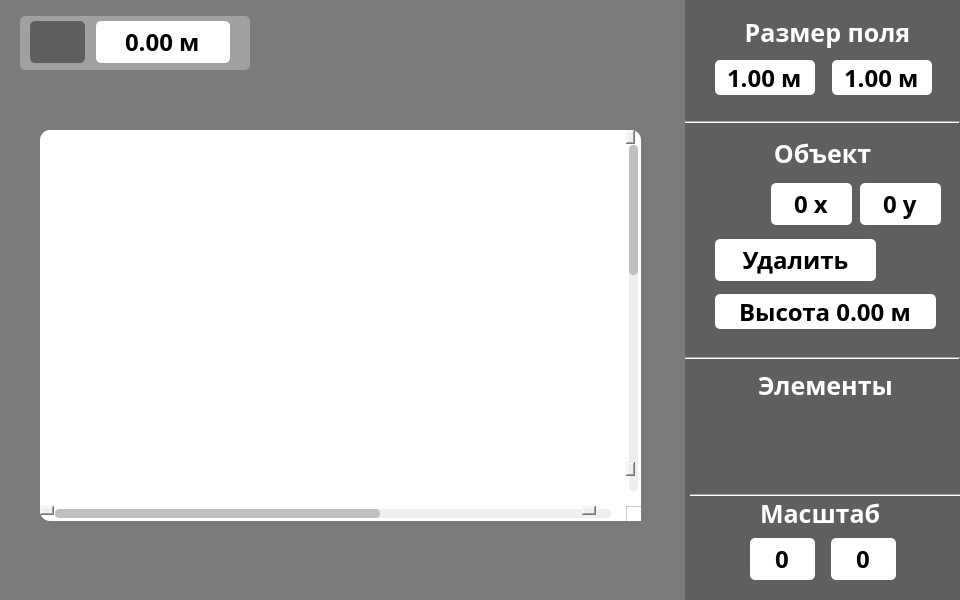
The window that ui/alan_wires.ui (Albertlll/CAD_system_PyQT) describes before a commit, drawn with Qt 5.
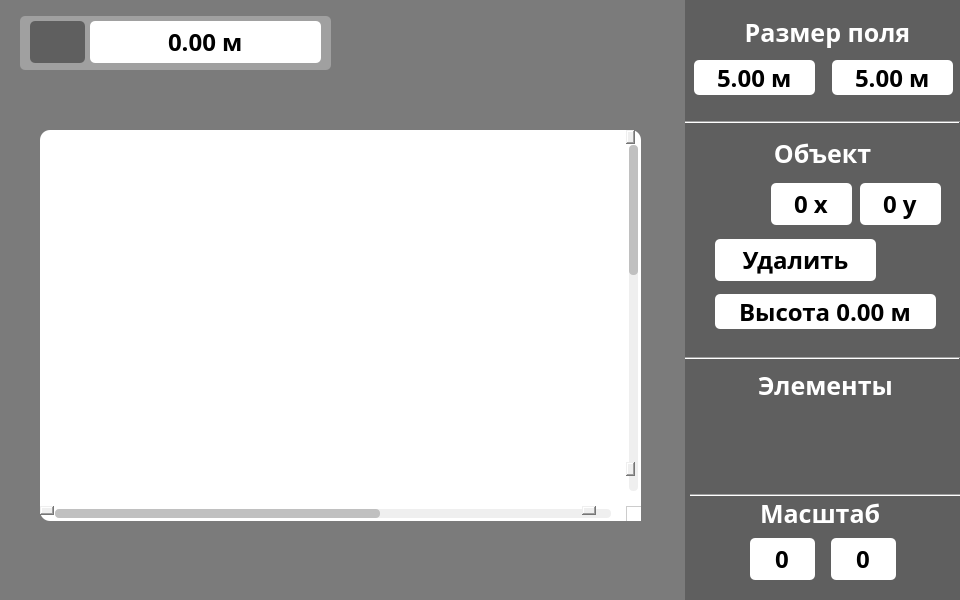
The same window after the commit. Icons and pictures are not drawn.

Commit message: Дебагинг, конечная реализация координат бетта 0.1

```diff
--- a/ui/alan_wires.ui
+++ b/ui/alan_wires.ui
@@ -10,6 +10,12 @@
     <height>600</height>
    </rect>
   </property>
+  <property name="sizePolicy">
+   <sizepolicy hsizetype="Fixed" vsizetype="Fixed">
+    <horstretch>0</horstretch>
+    <verstretch>0</verstretch>
+   </sizepolicy>
+  </property>
   <property name="windowTitle">
    <string>MainWindow</string>
   </property>
@@ -202,9 +208,9 @@
    <widget class="QDoubleSpinBox" name="field_size_x_m">
     <property name="geometry">
      <rect>
-      <x>715</x>
+      <x>694</x>
       <y>60</y>
-      <width>100</width>
+      <width>121</width>
       <height>35</height>
      </rect>
     </property>
@@ -235,7 +241,7 @@
      <double>1.000000000000000</double>
     </property>
     <property name="value">
-     <double>1.000000000000000</double>
+     <double>5.000000000000000</double>
     </property>
    </widget>
    <widget class="QDoubleSpinBox" name="field_size_y_m">
@@ -243,7 +249,7 @@
      <rect>
       <x>832</x>
       <y>60</y>
-      <width>100</width>
+      <width>121</width>
       <height>35</height>
      </rect>
     </property>
@@ -274,7 +280,7 @@
      <double>1.000000000000000</double>
     </property>
     <property name="value">
-     <double>1.000000000000000</double>
+     <double>5.000000000000000</double>
     </property>
    </widget>
    <widget class="Line" name="line">
@@ -947,9 +953,9 @@
    <widget class="QDoubleSpinBox" name="lenght">
     <property name="geometry">
      <rect>
-      <x>96</x>
+      <x>90</x>
       <y>21</y>
-      <width>134</width>
+      <width>231</width>
       <height>42</height>
      </rect>
     </property>
@@ -983,7 +989,7 @@
      <double>0.000000000000000</double>
     </property>
     <property name="maximum">
-     <double>10.000000000000000</double>
+     <double>10000.000000000000000</double>
     </property>
    </widget>
    <widget class="QGraphicsView" name="view">
@@ -1042,7 +1048,7 @@
      <rect>
       <x>20</x>
       <y>16</y>
-      <width>230</width>
+      <width>311</width>
       <height>54</height>
      </rect>
     </property>
```
Left out of the diff: 4 changed lines with no effect on the pictures. The commit also changes 2 other files.
